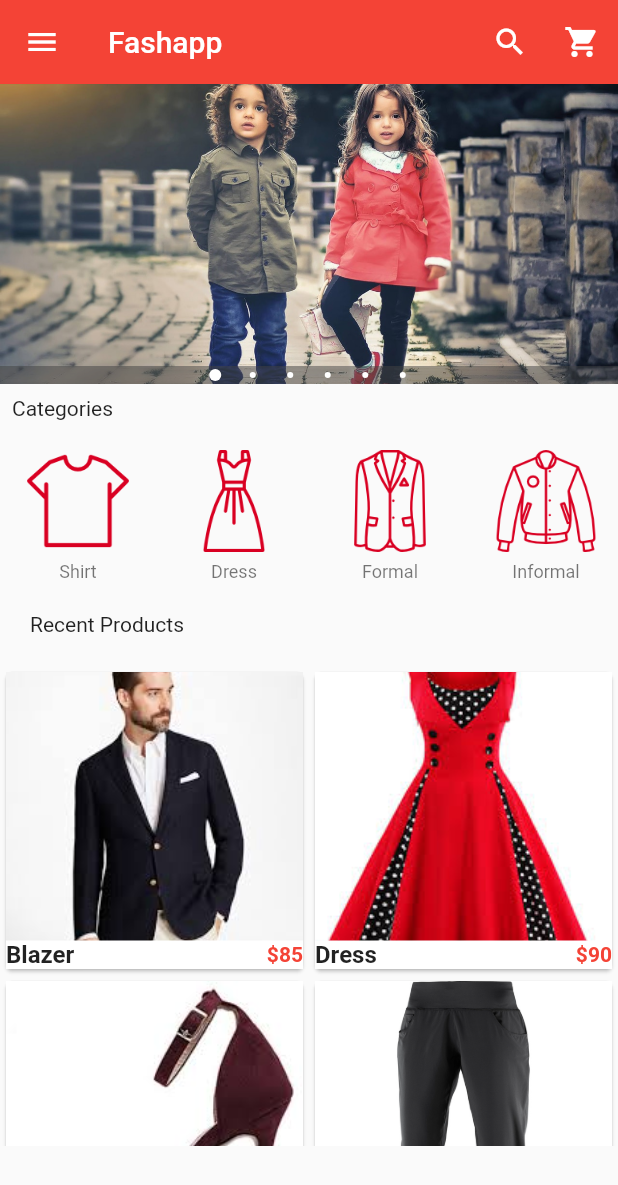
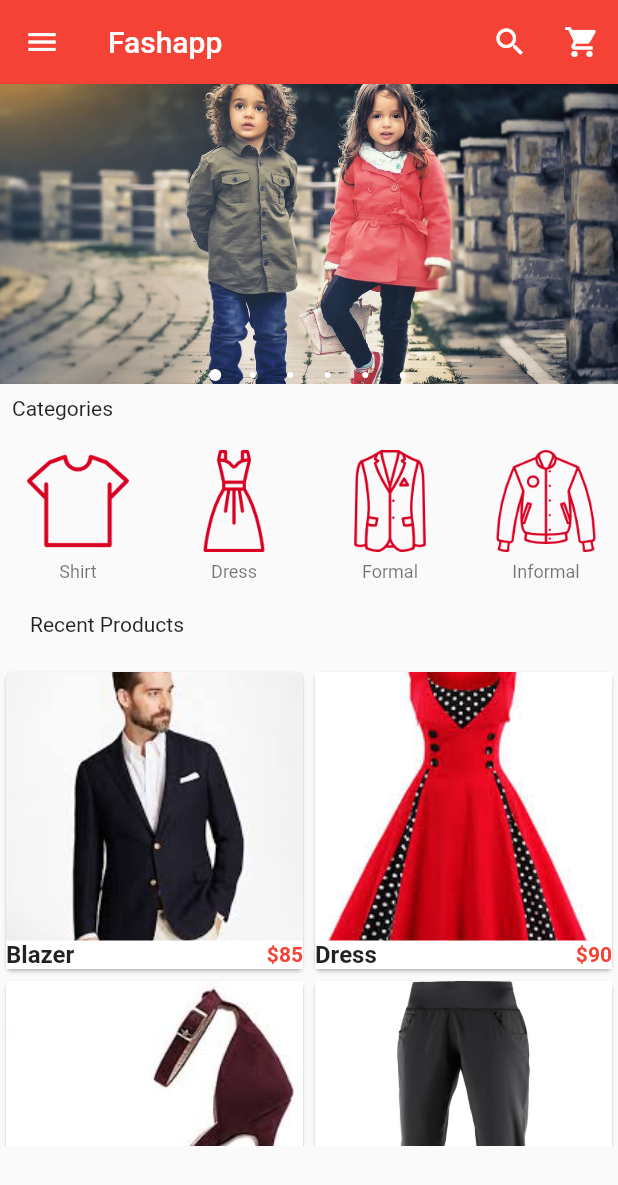
Before and after one commit to Crawford30/ShopApp, a Flutter app: the screen it shows after launch, on a phone screen of 412 x 824 dp. Shown: the top 1185 px of the screen. Run offline on Flutter 3.47's test engine with Material 2 defaults, Android fonts, the phone set to English and light mode, and no system bars; drawn by our look-alikes of carousel_pro.

Commit message:
Changing hero tag to avoid conflict

```diff
--- a/lib/components/products.dart
+++ b/lib/components/products.dart
@@ -99,7 +99,7 @@ class SingleProduct extends StatelessWidget {
   Widget build(BuildContext context) {
     return Card(
       child: Hero(
-        tag: prod_name,
+        tag: Text("Hero 1"),
         child: Material(
           child: InkWell(
             onTap: () => Navigator.of(context).push(MaterialPageRoute(
--- a/lib/main.dart
+++ b/lib/main.dart
@@ -4,7 +4,6 @@ import 'package:carousel_pro/carousel_pro.dart';
 //====My Own imports
 import 'package:shopapp/components/horizontal_listview.dart';
 import 'package:shopapp/components/products.dart';
-
 
 void main() {
   runApp(const MaterialApp(
@@ -40,6 +39,7 @@ class _HomePageState extends State<HomePage> {
         // animationDuration: Duration(milliseconds: 1000),
         dotSize: 4.0,
         indicatorBgPadding: 2.0,
+        dotBgColor: Colors.transparent,
       ),
     );
 
```
